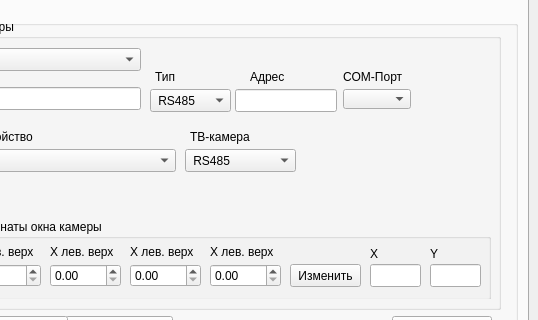
Qt form m_cfg/MainWindowCFG.ui (xXRadioHeadXx/start7) before a commit; both pictures show x 544 to 1082 and y 86 to 406 of the 1082 by 772 pixel window.
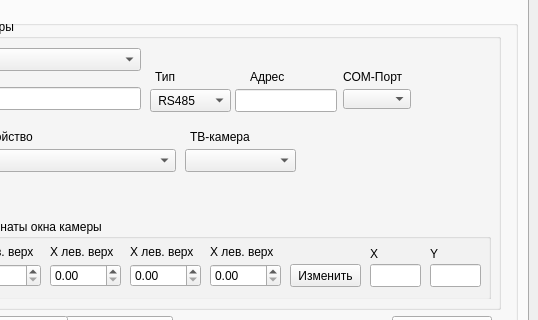
The same form after that commit. Icons and pictures are not drawn. Custom widgets are drawn as their Qt base class.

The edit to the form file:
```diff
--- a/m_cfg/MainWindowCFG.ui
+++ b/m_cfg/MainWindowCFG.ui
@@ -1264,16 +1264,6 @@
                  <height>23</height>
                 </rect>
                </property>
-               <item>
-                <property name="text">
-                 <string> RS485</string>
-                </property>
-               </item>
-               <item>
-                <property name="text">
-                 <string> UDP</string>
-                </property>
-               </item>
               </widget>
               <widget class="QLabel" name="label_108">
                <property name="geometry">
```
